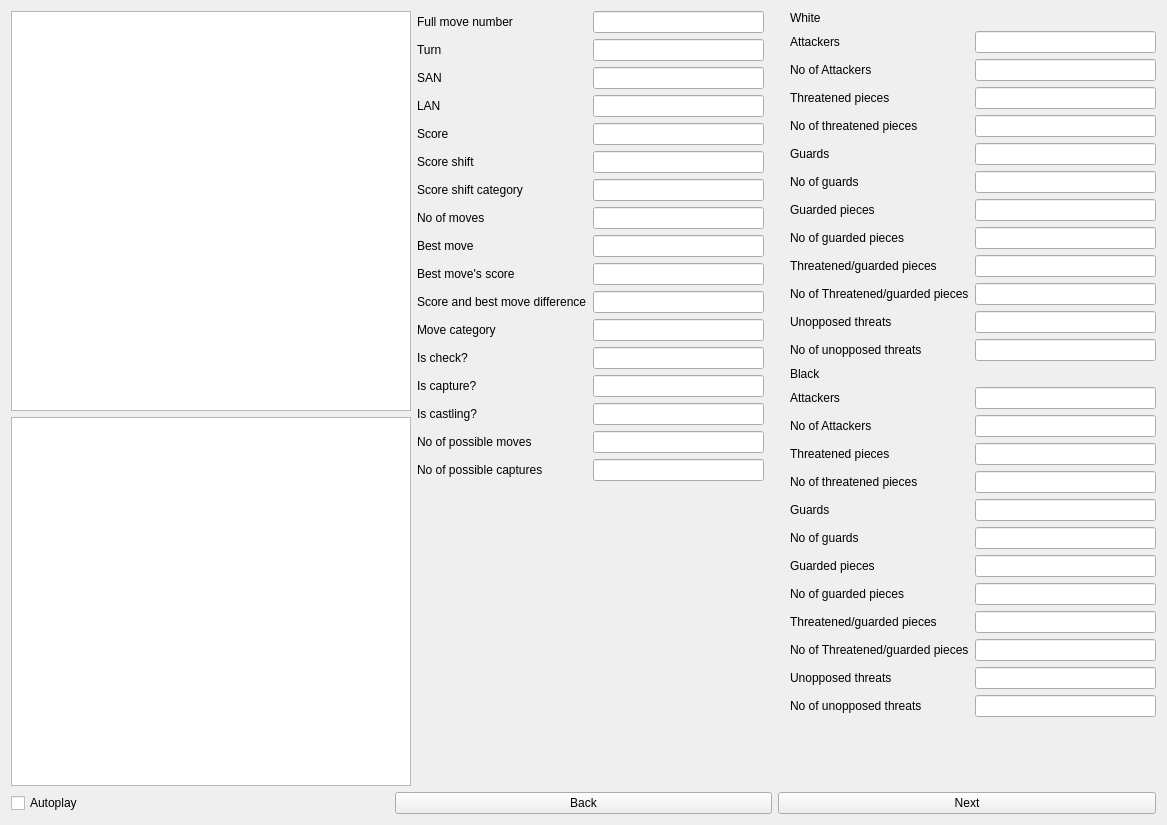
The window that ChessMusicGUI/ChessMusicGUI.ui (endoffline/ChessMusicGUI) describes before a commit, drawn with Qt 5.
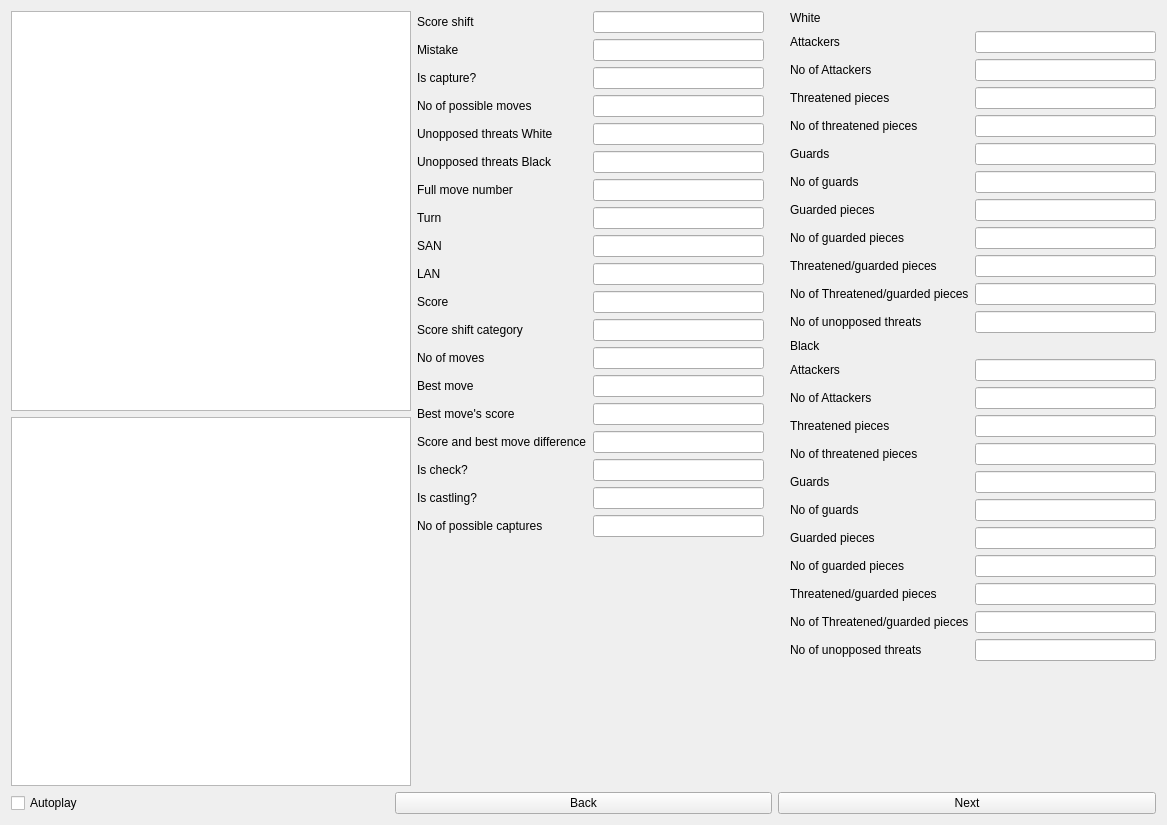
The same window after the commit.

Commit message: changed fluctuating score

The edit to the form file:
```diff
--- a/ChessMusicGUI/ChessMusicGUI.ui
+++ b/ChessMusicGUI/ChessMusicGUI.ui
@@ -57,176 +57,196 @@
        <property name="rightMargin">
         <number>20</number>
        </property>
-       <item row="0" column="0">
+       <item row="6" column="0">
         <widget class="QLabel" name="fullmove_number_label">
          <property name="text">
           <string>Full move number</string>
          </property>
         </widget>
        </item>
-       <item row="0" column="1">
+       <item row="6" column="1">
         <widget class="QLineEdit" name="fullmove_number_lineEdit"/>
        </item>
-       <item row="1" column="0">
+       <item row="7" column="0">
         <widget class="QLabel" name="turn_label">
          <property name="text">
           <string>Turn</string>
          </property>
         </widget>
        </item>
-       <item row="1" column="1">
+       <item row="7" column="1">
         <widget class="QLineEdit" name="turn_lineEdit"/>
        </item>
-       <item row="2" column="0">
+       <item row="8" column="0">
         <widget class="QLabel" name="san_label">
          <property name="text">
           <string>SAN</string>
          </property>
         </widget>
        </item>
-       <item row="2" column="1">
+       <item row="8" column="1">
         <widget class="QLineEdit" name="san_lineEdit"/>
        </item>
-       <item row="3" column="0">
+       <item row="9" column="0">
         <widget class="QLabel" name="lan_label">
          <property name="text">
           <string>LAN</string>
          </property>
         </widget>
        </item>
-       <item row="3" column="1">
+       <item row="9" column="1">
         <widget class="QLineEdit" name="lan_lineEdit"/>
        </item>
-       <item row="4" column="0">
+       <item row="10" column="0">
         <widget class="QLabel" name="score_label">
          <property name="text">
           <string>Score</string>
          </property>
         </widget>
        </item>
-       <item row="4" column="1">
+       <item row="10" column="1">
         <widget class="QLineEdit" name="score_lineEdit"/>
        </item>
-       <item row="7" column="0">
+       <item row="13" column="0">
         <widget class="QLabel" name="move_count_label">
          <property name="text">
           <string>No of moves</string>
          </property>
         </widget>
        </item>
-       <item row="7" column="1">
+       <item row="13" column="1">
         <widget class="QLineEdit" name="move_count_lineEdit"/>
        </item>
-       <item row="8" column="0">
+       <item row="14" column="0">
         <widget class="QLabel" name="best_move_label">
          <property name="text">
           <string>Best move</string>
          </property>
         </widget>
        </item>
-       <item row="8" column="1">
+       <item row="14" column="1">
         <widget class="QLineEdit" name="best_move_lineEdit"/>
        </item>
-       <item row="9" column="0">
+       <item row="15" column="0">
         <widget class="QLabel" name="best_move_score_label">
          <property name="text">
           <string>Best move's score</string>
          </property>
         </widget>
        </item>
-       <item row="9" column="1">
+       <item row="15" column="1">
         <widget class="QLineEdit" name="best_move_score_lineEdit"/>
        </item>
-       <item row="10" column="0">
+       <item row="16" column="0">
         <widget class="QLabel" name="best_move_score_difference_label">
          <property name="text">
           <string>Score and best move difference</string>
          </property>
         </widget>
        </item>
-       <item row="10" column="1">
+       <item row="16" column="1">
         <widget class="QLineEdit" name="best_move_score_difference_lineEdit"/>
        </item>
-       <item row="11" column="0">
-        <widget class="QLabel" name="best_move_score_difference_category_label">
-         <property name="text">
-          <string>Move category</string>
-         </property>
-        </widget>
-       </item>
-       <item row="11" column="1">
-        <widget class="QLineEdit" name="best_move_score_difference_category_lineEdit"/>
-       </item>
-       <item row="12" column="0">
+       <item row="18" column="0">
         <widget class="QLabel" name="is_check_label">
          <property name="text">
           <string>Is check?</string>
          </property>
         </widget>
        </item>
-       <item row="12" column="1">
+       <item row="18" column="1">
         <widget class="QLineEdit" name="is_check_lineEdit"/>
        </item>
-       <item row="13" column="0">
-        <widget class="QLabel" name="is_capture_label">
-         <property name="text">
-          <string>Is capture?</string>
-         </property>
-        </widget>
-       </item>
-       <item row="13" column="1">
-        <widget class="QLineEdit" name="is_capture_lineEdit"/>
-       </item>
-       <item row="14" column="0">
+       <item row="20" column="0">
         <widget class="QLabel" name="is_castling_label">
          <property name="text">
           <string>Is castling?</string>
          </property>
         </widget>
        </item>
-       <item row="14" column="1">
+       <item row="20" column="1">
         <widget class="QLineEdit" name="is_castling_lineEdit"/>
        </item>
-       <item row="15" column="0">
-        <widget class="QLabel" name="possible_moves_count_label">
-         <property name="text">
-          <string>No of possible moves</string>
-         </property>
-        </widget>
-       </item>
-       <item row="15" column="1">
-        <widget class="QLineEdit" name="possible_moves_count_lineEdit"/>
-       </item>
-       <item row="16" column="0">
+       <item row="22" column="0">
         <widget class="QLabel" name="is_capture_count_label">
          <property name="text">
           <string>No of possible captures</string>
          </property>
         </widget>
        </item>
-       <item row="16" column="1">
+       <item row="22" column="1">
         <widget class="QLineEdit" name="is_capture_count_lineEdit"/>
        </item>
-       <item row="5" column="1">
-        <widget class="QLineEdit" name="score_shift_lineEdit"/>
-       </item>
-       <item row="6" column="1">
+       <item row="12" column="1">
         <widget class="QLineEdit" name="score_shift_category_lineEdit"/>
        </item>
-       <item row="5" column="0">
-        <widget class="QLabel" name="score_shift_label">
-         <property name="text">
-          <string>Score shift</string>
-         </property>
-        </widget>
-       </item>
-       <item row="6" column="0">
+       <item row="12" column="0">
         <widget class="QLabel" name="score_shift_category_label">
          <property name="text">
           <string>Score shift category</string>
          </property>
         </widget>
        </item>
+       <item row="0" column="0">
+        <widget class="QLabel" name="score_shift_label">
+         <property name="text">
+          <string>Score shift</string>
+         </property>
+        </widget>
+       </item>
+       <item row="0" column="1">
+        <widget class="QLineEdit" name="score_shift_lineEdit"/>
+       </item>
+       <item row="1" column="0">
+        <widget class="QLabel" name="best_move_score_difference_category_label">
+         <property name="text">
+          <string>Mistake</string>
+         </property>
+        </widget>
+       </item>
+       <item row="1" column="1">
+        <widget class="QLineEdit" name="best_move_score_difference_category_lineEdit"/>
+       </item>
+       <item row="2" column="0">
+        <widget class="QLabel" name="is_capture_label">
+         <property name="text">
+          <string>Is capture?</string>
+         </property>
+        </widget>
+       </item>
+       <item row="2" column="1">
+        <widget class="QLineEdit" name="is_capture_lineEdit"/>
+       </item>
+       <item row="3" column="0">
+        <widget class="QLabel" name="possible_moves_count_label">
+         <property name="text">
+          <string>No of possible moves</string>
+         </property>
+        </widget>
+       </item>
+       <item row="3" column="1">
+        <widget class="QLineEdit" name="possible_moves_count_lineEdit"/>
+       </item>
+       <item row="4" column="0">
+        <widget class="QLabel" name="unopposed_threats_white_label">
+         <property name="text">
+          <string>Unopposed threats White</string>
+         </property>
+        </widget>
+       </item>
+       <item row="4" column="1">
+        <widget class="QLineEdit" name="unopposed_threats_white_lineEdit"/>
+       </item>
+       <item row="5" column="0">
+        <widget class="QLabel" name="unopposed_threats_black_label">
+         <property name="text">
+          <string>Unopposed threats Black</string>
+         </property>
+        </widget>
+       </item>
+       <item row="5" column="1">
+        <widget class="QLineEdit" name="unopposed_threats_black_lineEdit"/>
+       </item>
       </layout>
      </item>
      <item>
@@ -438,16 +458,6 @@
        <item row="24" column="1">
         <widget class="QLineEdit" name="threatened_guarded_pieces_count_black_lineEdit"/>
        </item>
-       <item row="25" column="0">
-        <widget class="QLabel" name="unopposed_threats_black_label">
-         <property name="text">
-          <string>Unopposed threats</string>
-         </property>
-        </widget>
-       </item>
-       <item row="25" column="1">
-        <widget class="QLineEdit" name="unopposed_threats_black_lineEdit"/>
-       </item>
        <item row="26" column="0">
         <widget class="QLabel" name="unopposed_threats_count_black_label">
          <property name="text">
@@ -468,16 +478,6 @@
        <item row="11" column="1">
         <widget class="QLineEdit" name="threatened_guarded_pieces_count_white_lineEdit"/>
        </item>
-       <item row="12" column="0">
-        <widget class="QLabel" name="unopposed_threats_white_label">
-         <property name="text">
-          <string>Unopposed threats</string>
-         </property>
-        </widget>
-       </item>
-       <item row="12" column="1">
-        <widget class="QLineEdit" name="unopposed_threats_white_lineEdit"/>
-       </item>
        <item row="13" column="0">
         <widget class="QLabel" name="unopposed_threats_count_white_label">
          <property name="text">
```
The commit also changes 8 other files.
